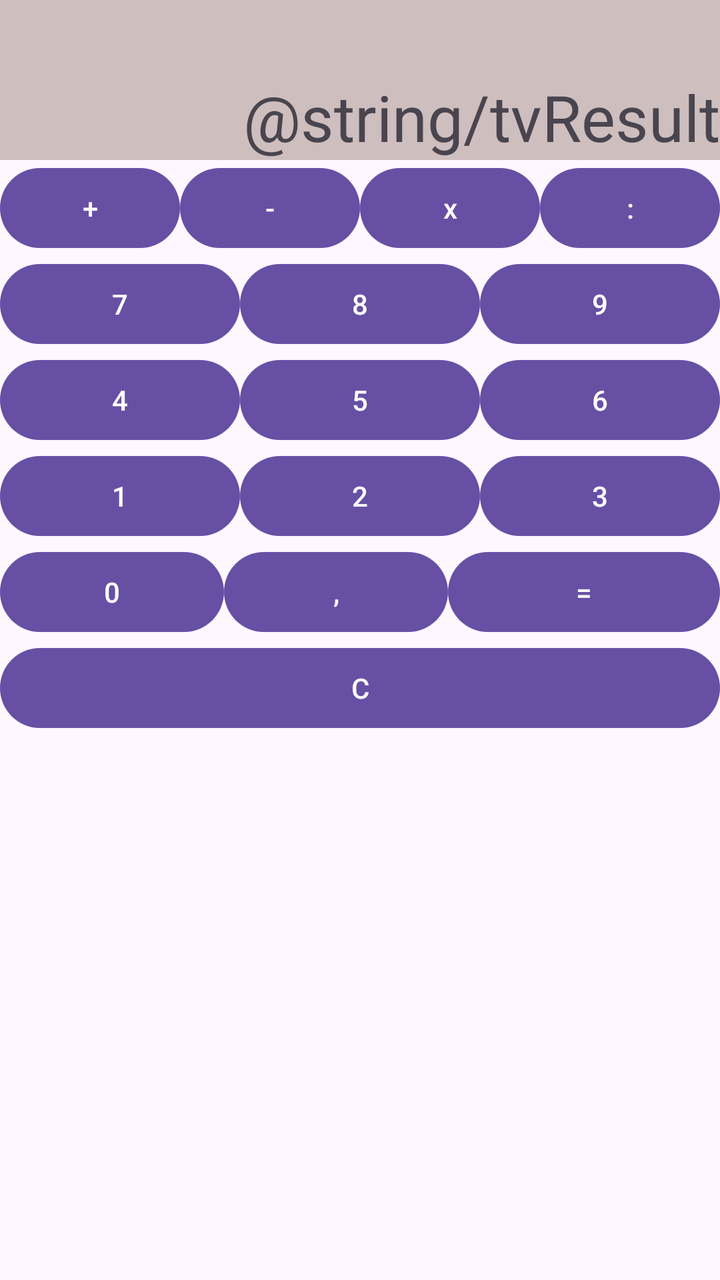
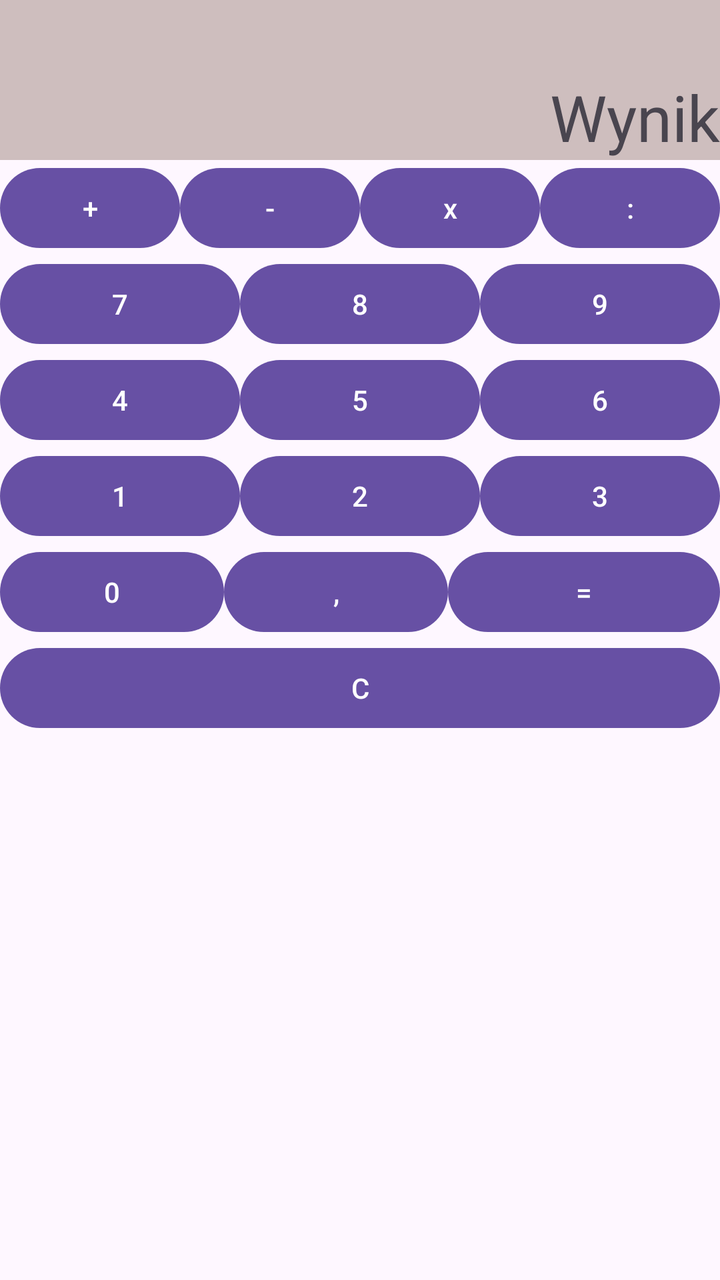

The first picture is an Android layout as it rendered before a commit; the second is the same layout after the commit. The layout source and the unified diff follow.
<!-- AndroidManifest.xml: application theme Theme.ObslugaZdarzen -->
<!-- res/layout/activity_main.xml -->
<?xml version="1.0" encoding="utf-8"?>
<LinearLayout xmlns:android="http://schemas.android.com/apk/res/android"
    xmlns:app="http://schemas.android.com/apk/res-auto"
    xmlns:tools="http://schemas.android.com/tools"
    android:id="@+id/main"
    android:layout_width="match_parent"
    android:layout_height="match_parent"
    android:orientation="vertical"
    tools:context=".MainActivity">

    <TextView
        android:layout_width="match_parent"
        android:layout_height="80dp"
        android:background="#CEBEBE"
        android:gravity="bottom|right"
        android:text="@string/tvResult"
        android:textSize="32sp" />

    <LinearLayout
        android:layout_width="match_parent"
        android:layout_height="wrap_content"
        android:weightSum="4"
        android:orientation="horizontal">

        <Button
            android:id="@+id/btAdd"
            android:layout_width="wrap_content"
            android:layout_height="match_parent"
            android:text="+"
            android:layout_weight="1"/>

        <Button
            android:id="@+id/btSub"
            android:layout_width="wrap_content"
            android:layout_height="match_parent"
            android:text="-"
            android:layout_weight="1"/>

        <Button
            android:id="@+id/btMultiply"
            android:layout_width="wrap_content"
            android:layout_height="match_parent"
            android:text="x"
            android:layout_weight="1"/>

        <Button
            android:id="@+id/btDivide"
            android:layout_width="wrap_content"
            android:layout_height="match_parent"
            android:text=":"
            android:layout_weight="1"/>

    </LinearLayout>

    <LinearLayout
        android:layout_width="match_parent"
        android:layout_height="wrap_content"
        android:weightSum="3"
        android:orientation="horizontal">

        <Button
            android:layout_width="wrap_content"
            android:layout_height="match_parent"
            android:text="7"
            android:layout_weight="1"/>

        <Button
            android:layout_width="wrap_content"
            android:layout_height="match_parent"
            android:text="8"
            android:layout_weight="1"/>

        <Button
            android:layout_width="wrap_content"
            android:layout_height="match_parent"
            android:text="9"
            android:layout_weight="1"/>

    </LinearLayout>

    <LinearLayout
        android:layout_width="match_parent"
        android:layout_height="wrap_content"
        android:weightSum="3"
        android:orientation="horizontal">

        <Button
            android:layout_width="wrap_content"
            android:layout_height="match_parent"
            android:text="4"
            android:layout_weight="1"/>

        <Button
            android:layout_width="wrap_content"
            android:layout_height="match_parent"
            android:text="5"
            android:layout_weight="1"/>

        <Button
            android:layout_width="wrap_content"
            android:layout_height="match_parent"
            android:text="6"
            android:layout_weight="1"/>

    </LinearLayout>

    <LinearLayout
        android:layout_width="match_parent"
        android:layout_height="wrap_content"
        android:weightSum="3"
        android:orientation="horizontal">

        <Button
            android:layout_width="wrap_content"
            android:layout_height="match_parent"
            android:text="1"
            android:layout_weight="1"/>

        <Button
            android:layout_width="wrap_content"
            android:layout_height="match_parent"
            android:text="2"
            android:layout_weight="1"/>

        <Button
            android:layout_width="wrap_content"
            android:layout_height="match_parent"
            android:text="3"
            android:layout_weight="1"/>

    </LinearLayout>

    <LinearLayout
        android:layout_width="match_parent"
        android:layout_height="wrap_content"
        android:weightSum="4"
        android:orientation="horizontal">

        <Button
            android:layout_width="wrap_content"
            android:layout_height="match_parent"
            android:text="0"
            android:layout_weight="1"/>

        <Button
            android:layout_width="wrap_content"
            android:layout_height="match_parent"
            android:text=","
            android:layout_weight="1"/>

        <Button
            android:layout_width="wrap_content"
            android:layout_height="match_parent"
            android:text="="
            android:layout_weight="2"/>

    </LinearLayout>

    <Button
        android:layout_width="match_parent"
        android:layout_height="wrap_content"
        android:text="C"/>


</LinearLayout>
<!-- resources referenced by this layout -->
<resources>
  <style name="Theme.ObslugaZdarzen" parent="Base.Theme.ObslugaZdarzen" />
  <style name="Base.Theme.ObslugaZdarzen" parent="Theme.Material3.DayNight.NoActionBar">
          
          
      </style>
</resources>

<!-- the commit's change to res/layout/activity_main.xml (unified diff, before → after) -->
@@ -9,6 +9,7 @@
     tools:context=".MainActivity">
 
     <TextView
+        android:id="@+id/tvResult"
         android:layout_width="match_parent"
         android:layout_height="80dp"
         android:background="#CEBEBE"
@@ -37,14 +38,14 @@
             android:layout_weight="1"/>
 
         <Button
-            android:id="@+id/btMultiply"
+            android:id="@+id/btMul"
             android:layout_width="wrap_content"
             android:layout_height="match_parent"
             android:text="x"
             android:layout_weight="1"/>
 
         <Button
-            android:id="@+id/btDivide"
+            android:id="@+id/btDiv"
             android:layout_width="wrap_content"
             android:layout_height="match_parent"
             android:text=":"
@@ -59,18 +60,21 @@
         android:orientation="horizontal">
 
         <Button
+            android:id="@+id/bt7"
             android:layout_width="wrap_content"
             android:layout_height="match_parent"
             android:text="7"
             android:layout_weight="1"/>
 
         <Button
+            android:id="@+id/bt8"
             android:layout_width="wrap_content"
             android:layout_height="match_parent"
             android:text="8"
             android:layout_weight="1"/>
 
         <Button
+            android:id="@+id/bt9"
             android:layout_width="wrap_content"
             android:layout_height="match_parent"
             android:text="9"
@@ -85,18 +89,21 @@
         android:orientation="horizontal">
 
         <Button
+            android:id="@+id/bt4"
             android:layout_width="wrap_content"
             android:layout_height="match_parent"
             android:text="4"
             android:layout_weight="1"/>
 
         <Button
+            android:id="@+id/bt5"
             android:layout_width="wrap_content"
             android:layout_height="match_parent"
             android:text="5"
             android:layout_weight="1"/>
 
         <Button
+            android:id="@+id/bt6"
             android:layout_width="wrap_content"
             android:layout_height="match_parent"
             android:text="6"
@@ -111,18 +118,21 @@
         android:orientation="horizontal">
 
         <Button
+            android:id="@+id/bt1"
             android:layout_width="wrap_content"
             android:layout_height="match_parent"
             android:text="1"
             android:layout_weight="1"/>
 
         <Button
+            android:id="@+id/bt2"
             android:layout_width="wrap_content"
             android:layout_height="match_parent"
             android:text="2"
             android:layout_weight="1"/>
 
         <Button
+            android:id="@+id/bt3"
             android:layout_width="wrap_content"
             android:layout_height="match_parent"
             android:text="3"
@@ -137,18 +147,21 @@
         android:orientation="horizontal">
 
         <Button
+            android:id="@+id/bt0"
             android:layout_width="wrap_content"
             android:layout_height="match_parent"
             android:text="0"
             android:layout_weight="1"/>
 
         <Button
+            android:id="@+id/btComma"
             android:layout_width="wrap_content"
             android:layout_height="match_parent"
             android:text=","
             android:layout_weight="1"/>
 
         <Button
+            android:id="@+id/btEq"
             android:layout_width="wrap_content"
             android:layout_height="match_parent"
             android:text="="
@@ -157,6 +170,7 @@
     </LinearLayout>
 
     <Button
+        android:id="@+id/btClear"
         android:layout_width="match_parent"
         android:layout_height="wrap_content"
         android:text="C"/>
<!-- resource entries referenced after the edit -->
@@ -1,5 +1,6 @@
 <!-- resources referenced by this layout -->
 <resources>
+  <string name="tvResult">Wynik</string>
   <style name="Theme.ObslugaZdarzen" parent="Base.Theme.ObslugaZdarzen" />
   <style name="Base.Theme.ObslugaZdarzen" parent="Theme.Material3.DayNight.NoActionBar">
           
